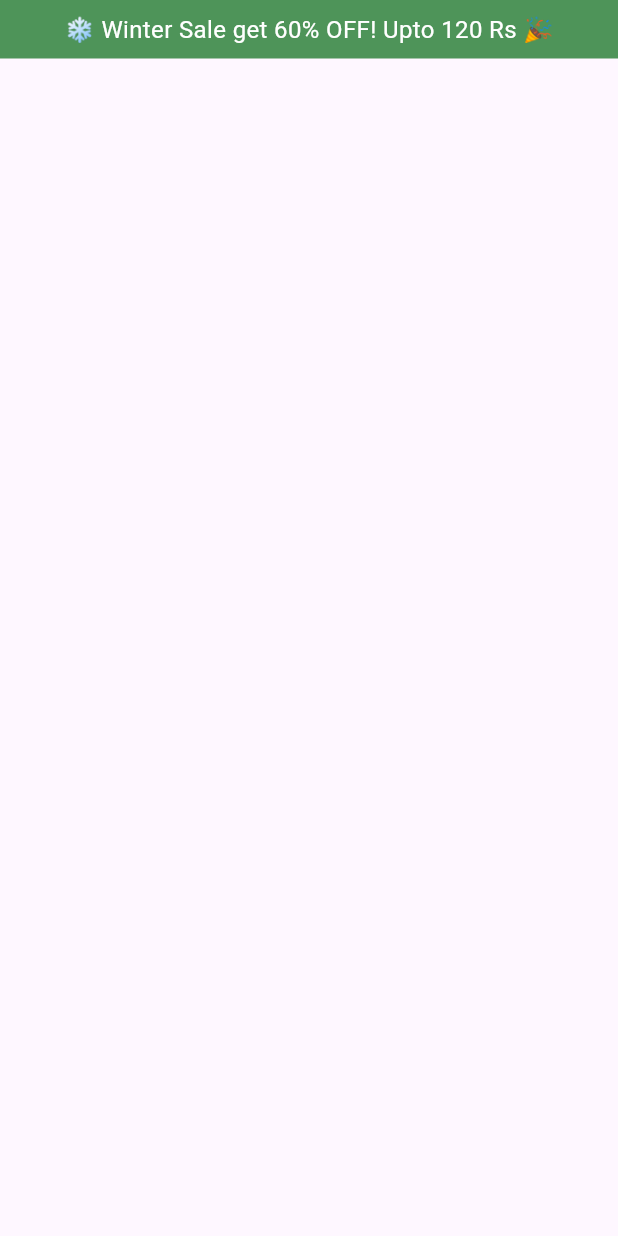
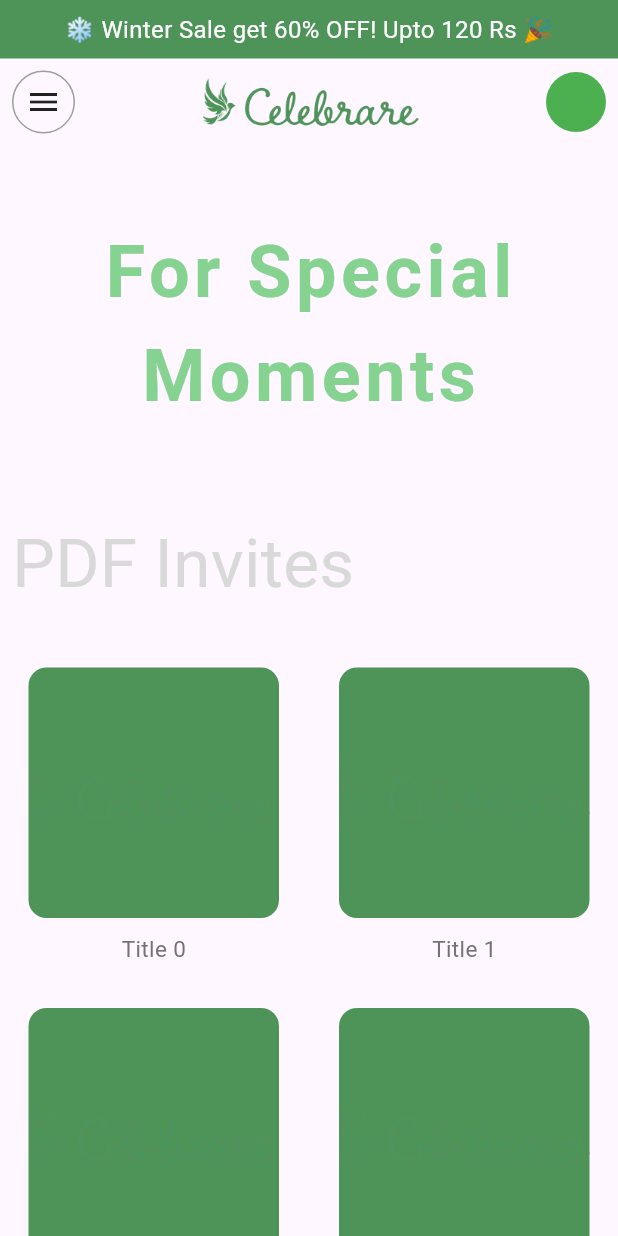
Before and after one commit to HarpreetSinghjhiwant/temp, a Flutter app: the screen it shows after launch, on a phone screen of 412 x 824 dp. Run offline on Flutter 3.47's test engine with Material 3 defaults, Android fonts, the phone set to English and light mode, and no system bars; our stand-ins replace audioplayers, cached_network_image, file_picker, flutter_svg, google_fonts, hive and 4 more; accounts and stored records are empty.

Commit message:
added menu in home page

```diff
--- a/lib/pages/home_page.dart
+++ b/lib/pages/home_page.dart
@@ -1,4 +1,6 @@
 import 'package:flutter/material.dart';
+import 'package:phosphor_flutter/phosphor_flutter.dart';
+import 'package:temp/core/app_export.dart';
 
 class HomePage extends StatefulWidget {
   const HomePage({super.key});
@@ -9,13 +11,84 @@ class HomePage extends StatefulWidget {
 
 class _HomePageState extends State<HomePage> {
 
+  Widget _buildButton(){
+    return Container(
+      child: ElevatedButton(
+        onPressed: (){},
+        child: Row(
+          children: [
+            Text('Button'),
+            PhosphorIcon(
+              PhosphorIcon.arrowRight,
+              color: Colors.white,
+            )
+          ],
+        ),
+      ),
+    );
+  }
+
+  Widget _buildPdfInvites(String image, String title){
+    return Column(
+      children: [
+        Container(
+          decoration: BoxDecoration(
+            borderRadius: BorderRadius.circular(12),
+            color: Color(0xff4E9459),
+          ),
+          child: Image.asset(
+                  image,
+                  width: 167,
+                  height: 167,
+                ),
+        ),
+        SizedBox(height: 10,),
+        Container(
+        child: Container(
+            child: Text(title,
+            style: TextStyle(
+              color: Color(0xff737373),
+              fontSize: 15
+            ),),
+          ),
+      ),
+      ],
+    );
+  }
+
   Widget _buildMenu(){
     return Container(
-      child: Column(
+      child: Row(
+        mainAxisAlignment: MainAxisAlignment.spaceBetween,
         children: [
-          Container(
-
-          )
+          Padding(
+            padding: const EdgeInsets.all(8.0),
+            child: Container(
+              decoration: BoxDecoration(
+                border: Border.all(color: Colors.grey),
+                shape: BoxShape.circle,
+              ),
+              child: Padding(
+                padding: const EdgeInsets.all(8.0),
+                child: Icon(Icons.menu),
+              ),
+            ),
+          ),
+           Center(
+                child: Image.asset(
+                  ImageConstant.celebrareImage,
+                  width: 144,
+                  height: 39,
+                ),
+              ),
+              Padding(
+                padding: const EdgeInsets.all(8.0),
+                child: CircleAvatar(
+                  backgroundColor: Colors.green,
+                  radius: 20,
+                  // backgroundImage: AssetImage(ImageConstant.profileImage),
+                ),
+              ),
         ],
       ),
     );
@@ -24,8 +97,10 @@ class _HomePageState extends State<HomePage> {
   Widget build(BuildContext context) {
     return Scaffold(
       body: SafeArea(
+        child: SingleChildScrollView(
           child: Container(
             child: Column(
+              crossAxisAlignment: CrossAxisAlignment.start,
               children: [
                 Container(
                   width: double.infinity,
@@ -56,8 +131,65 @@ class _HomePageState extends State<HomePage> {
                     ),
                   ),
                 ),
-
+                _buildMenu(),
+                SizedBox(height: 50,),
+                Container(
+                  child: Column(
+                    children: [
+                      Center(
+                        child: Text(
+                          'For Special',
+                          style: TextStyle(
+                            fontSize: 48,
+                            fontWeight: FontWeight.bold,
+                            color: Color.fromARGB(255, 134, 210, 145),
+                            letterSpacing: 3
+                          ),
+                        ),
+                      ),
+                      Center(
+                        child: Text(
+                          'Moments',
+                          style: TextStyle(
+                            fontSize: 48,
+                            fontWeight: FontWeight.bold,
+                            color: Color.fromARGB(255, 134, 210, 145),
+                            letterSpacing: 3
+                          ),
+                        ),
+                      )
                     ],
+                  ),
+                ),
+                SizedBox(height: 50,),
+                Padding(
+                  padding: const EdgeInsets.all(8.0),
+                  child: Container(
+                    child: Text(
+                      'PDF Invites',
+                      style: TextStyle(
+                        color: Color(0xffD9D9D9),
+                        fontSize: 45
+                      ),
+                    ),
+                  ),
+                ),
+                SizedBox(height: 30,),
+                GridView.builder(
+                  gridDelegate: SliverGridDelegateWithFixedCrossAxisCount(
+                  crossAxisCount: 2,
+                  crossAxisSpacing: 2.0, // Adjusted horizontal spacing
+                  mainAxisSpacing: 22.0,
+                  ),
+                  itemBuilder: (context, index) {
+                  return _buildPdfInvites(ImageConstant.celebrareImage, 'Title $index');
+                  },
+                  itemCount: 6,
+                  shrinkWrap: true,
+                  physics: NeverScrollableScrollPhysics(),
+                )
+              ],
+            ),
           ),
         ),
       ),
```
Lines whose indentation alone changed are shown as unchanged.
